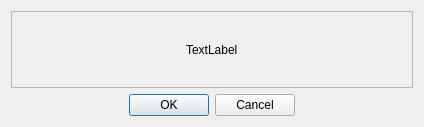
Qt form Ui/errorwindow.ui (Vazquinhos/CatalunyaCircuit) before a commit.
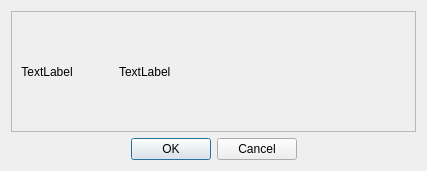
The same form after that commit.

What changed in the file:
```diff
--- a/Ui/errorwindow.ui
+++ b/Ui/errorwindow.ui
@@ -6,8 +6,8 @@
    <rect>
     <x>0</x>
     <y>0</y>
-    <width>424</width>
-    <height>127</height>
+    <width>427</width>
+    <height>171</height>
    </rect>
   </property>
   <property name="windowTitle">
@@ -22,12 +22,27 @@
      <property name="frameShadow">
       <enum>QFrame::Raised</enum>
      </property>
+     <layout class="QVBoxLayout" name="verticalLayout_2">
+      <item>
      <layout class="QHBoxLayout" name="horizontalLayout">
+        <item>
+         <widget class="QLabel" name="icon">
+          <property name="text">
+           <string>TextLabel</string>
+          </property>
+          <property name="alignment">
+           <set>Qt::AlignCenter</set>
+          </property>
+         </widget>
+        </item>
       <item>
        <spacer name="horizontalSpacer_2">
         <property name="orientation">
          <enum>Qt::Horizontal</enum>
         </property>
+          <property name="sizeType">
+           <enum>QSizePolicy::Minimum</enum>
+          </property>
         <property name="sizeHint" stdset="0">
          <size>
           <width>40</width>
@@ -55,6 +70,8 @@
          </size>
         </property>
        </spacer>
+        </item>
+       </layout>
       </item>
      </layout>
     </widget>
```
Left out of the diff: 2 changed lines with no effect on the pictures. Lines whose indentation alone changed are shown as unchanged.
